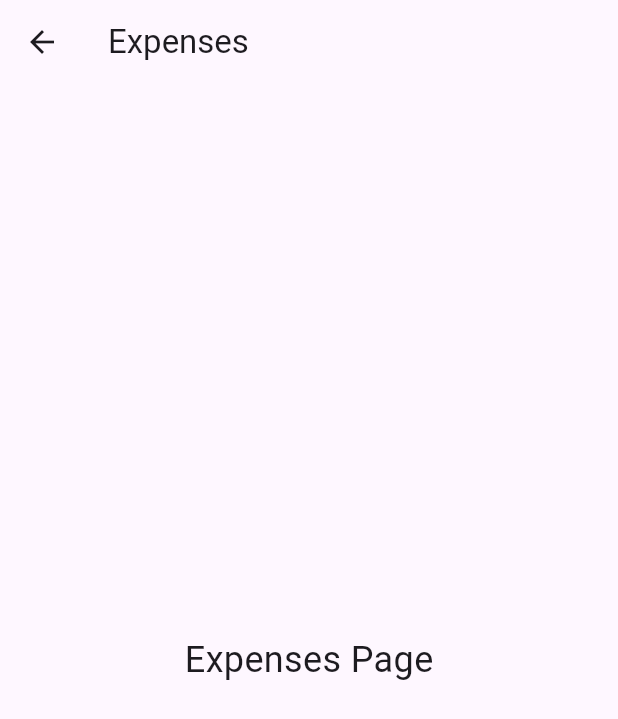
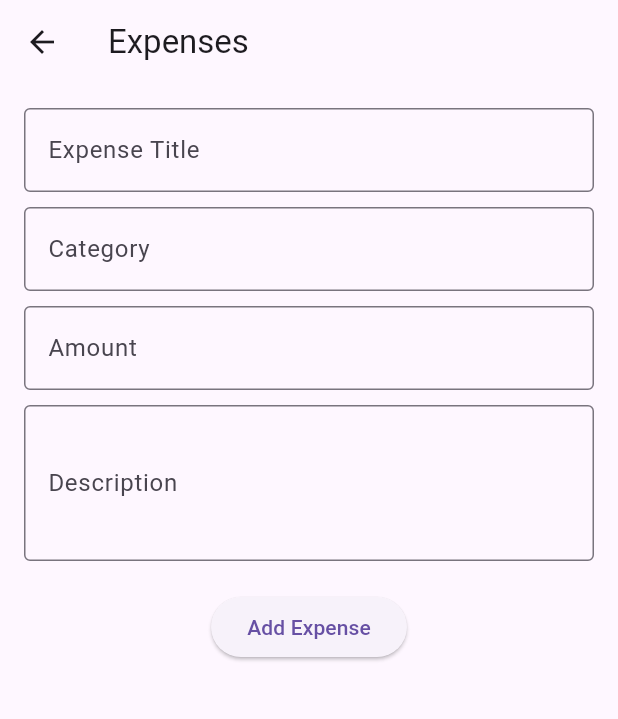
Before and after one commit to hoodpoet07/farm-management-system, a Flutter app: the ExpensesScreen screen opened directly, on a phone screen of 412 x 824 dp. Shown: the top 719 px of the screen. Run offline on Flutter 3.47's test engine with Material 3 defaults, Android fonts, the phone set to English and light mode, and no system bars.

Commit message:
adding functionality to the expenses screen

```diff
--- /dev/null
+++ b/lib/models/expense.dart
@@ -0,0 +1,19 @@
+class Expense{
+  final int? id;
+  final String title;
+  final String category;
+  final double amount;
+  final String description;
+  final String date;
+
+
+Expense({
+  this.id,
+  required this.title,
+  required this.category,
+  required this.amount,
+  required this.description,
+  required this.date,
+});
+
+}
--- a/lib/screens/expenses_screen.dart
+++ b/lib/screens/expenses_screen.dart
@@ -1,7 +1,44 @@
 import 'package:flutter/material.dart';
+import '../models/expense.dart';
 
-class ExpensesScreen extends StatelessWidget {
+class ExpensesScreen extends StatefulWidget {
   const ExpensesScreen({super.key});
+
+  @override
+  State<ExpensesScreen> createState() => _ExpensesScreenState();
+}
+
+class _ExpensesScreenState extends State<ExpensesScreen> {
+
+  final List<Expense> _expenses = [];
+  final TextEditingController _titleController=TextEditingController();
+  final TextEditingController _categoryController=TextEditingController();
+  final TextEditingController _amountController = TextEditingController();
+  final TextEditingController _descriptionController =TextEditingController();
+
+  void _addExpense(){
+    if (_titleController.text.isEmpty||
+        _categoryController.text.isEmpty||
+        _amountController.text.isEmpty){
+          return;
+        }
+    Expense expense = Expense(
+      title: _titleController.text,
+      category: _categoryController.text,
+      amount: double.parse(_amountController.text),
+      description: _descriptionController.text,
+      date: DateTime.now().toString(),
+    );
+
+    setState((){
+      _expenses.add(expense);
+    });
+
+    _titleController.clear();
+    _categoryController.clear();
+    _amountController.clear();
+    _descriptionController.clear();
+  }
 
   @override
   Widget build(BuildContext context) {
@@ -9,12 +46,59 @@ class ExpensesScreen extends StatelessWidget {
       appBar: AppBar(
         title: const Text("Expenses"),
       ),
-      body: const Center(
-        child: Text(
-          "Expenses Page",
-          style: TextStyle(
-            fontSize: 24,
-          ),
+      body: Padding(
+        padding: const EdgeInsets.all(16),
+        child: Column(
+          children: [
+
+            TextField(
+              controller: _titleController,
+              decoration: const InputDecoration(
+                labelText: "Expense Title",
+                border: OutlineInputBorder(),
+              ),
+            ),
+
+            const SizedBox(height: 10),
+
+            TextField(
+              controller: _categoryController,
+              decoration: const InputDecoration(
+                labelText: "Category",
+                border: OutlineInputBorder(),
+              ),
+            ),
+
+            const SizedBox(height: 10),
+
+            TextField(
+              controller: _amountController,
+              keyboardType: TextInputType.number,
+              decoration: const InputDecoration(
+                labelText: "Amount",
+                border: OutlineInputBorder(),
+              ),
+            ),
+
+            const SizedBox(height: 10),
+
+            TextField(
+              controller: _descriptionController,
+              maxLines: 3,
+              decoration: const InputDecoration(
+                labelText: "Description",
+                border: OutlineInputBorder(),
+              ),
+            ),
+
+            const SizedBox(height: 20),
+
+            ElevatedButton(
+              onPressed: _addExpense,
+              child: const Text("Add Expense"),
+            ),
+
+          ],
         ),
       ),
     );
```
